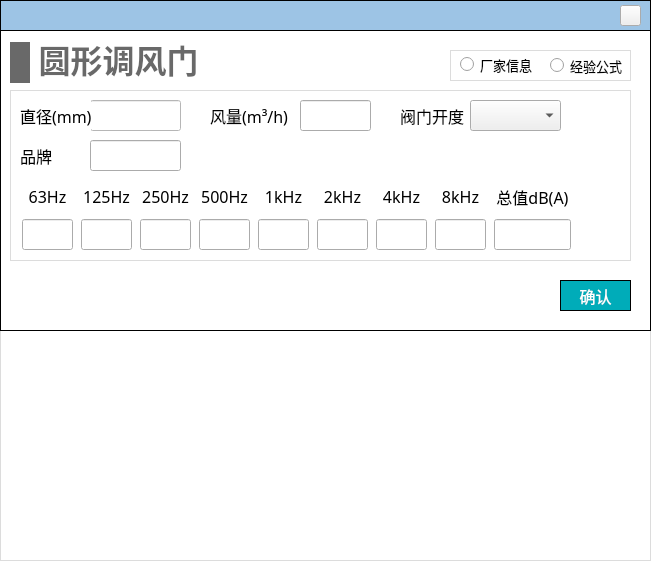
First picture: the form in NoiseCalSoft/inputDialog/dialog_circular_damper.ui, repository haobana/NoiCal, before the edit.
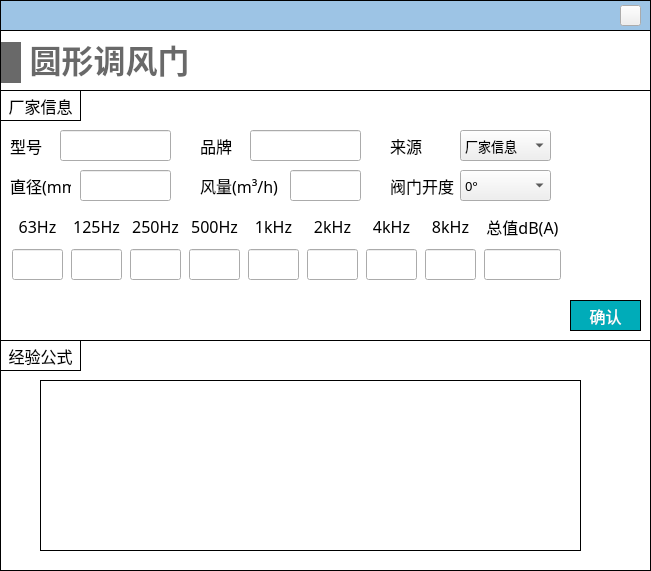
Second picture: the form after the edit. Icons and pictures are not drawn.

Patch:
```diff
--- a/NoiseCalSoft/inputDialog/dialog_circular_damper.ui
+++ b/NoiseCalSoft/inputDialog/dialog_circular_damper.ui
@@ -7,7 +7,7 @@
     <x>0</x>
     <y>0</y>
     <width>651</width>
-    <height>561</height>
+    <height>571</height>
    </rect>
   </property>
   <property name="windowTitle">
@@ -37,7 +37,7 @@
      <x>0</x>
      <y>30</y>
      <width>651</width>
-     <height>301</height>
+     <height>311</height>
     </rect>
    </property>
    <property name="styleSheet">
@@ -49,16 +49,16 @@
    <widget class="QWidget" name="widget_2" native="true">
     <property name="geometry">
      <rect>
-      <x>10</x>
+      <x>0</x>
       <y>60</y>
-      <width>621</width>
-      <height>171</height>
+      <width>651</width>
+      <height>251</height>
      </rect>
     </property>
     <property name="styleSheet">
      <string notr="true">#widget_2
 {
-border: 1px solid #DCDCDC;
+border: 1px solid #000000;
 }
 
 QLabel
@@ -75,9 +75,9 @@
     <widget class="QLineEdit" name="lineEdit_brand">
      <property name="geometry">
       <rect>
-       <x>80</x>
-       <y>50</y>
-       <width>91</width>
+       <x>250</x>
+       <y>40</y>
+       <width>111</width>
        <height>31</height>
       </rect>
      </property>
@@ -92,7 +92,7 @@
      <property name="geometry">
       <rect>
        <x>290</x>
-       <y>10</y>
+       <y>80</y>
        <width>71</width>
        <height>31</height>
       </rect>
@@ -107,8 +107,8 @@
     <widget class="QLabel" name="label_4">
      <property name="geometry">
       <rect>
-       <x>10</x>
-       <y>50</y>
+       <x>200</x>
+       <y>40</y>
        <width>41</width>
        <height>31</height>
       </rect>
@@ -127,7 +127,7 @@
      <property name="geometry">
       <rect>
        <x>200</x>
-       <y>10</y>
+       <y>80</y>
        <width>81</width>
        <height>31</height>
       </rect>
@@ -146,7 +146,7 @@
      <property name="geometry">
       <rect>
        <x>390</x>
-       <y>10</y>
+       <y>80</y>
        <width>71</width>
        <height>31</height>
       </rect>
@@ -165,7 +165,7 @@
      <property name="geometry">
       <rect>
        <x>460</x>
-       <y>10</y>
+       <y>80</y>
        <width>91</width>
        <height>31</height>
       </rect>
@@ -176,102 +176,53 @@
        <pointsize>-1</pointsize>
       </font>
      </property>
-    </widget>
-    <widget class="QStackedWidget" name="stackedWidget_input">
-     <property name="geometry">
-      <rect>
-       <x>10</x>
-       <y>10</y>
-       <width>161</width>
-       <height>31</height>
-      </rect>
+     <property name="layoutDirection">
+      <enum>Qt::LeftToRight</enum>
      </property>
-     <property name="styleSheet">
-      <string notr="true">background-color: rgb(255, 255, 255);</string>
+     <property name="sizeAdjustPolicy">
+      <enum>QComboBox::AdjustToContentsOnFirstShow</enum>
      </property>
-     <property name="currentIndex">
-      <number>0</number>
-     </property>
-     <widget class="QWidget" name="page_formula">
-      <widget class="QLineEdit" name="lineEdit_diameter">
-       <property name="geometry">
-        <rect>
-         <x>70</x>
-         <y>0</y>
-         <width>91</width>
-         <height>31</height>
-        </rect>
-       </property>
-       <property name="font">
-        <font>
-         <family>黑体</family>
-         <pointsize>-1</pointsize>
-        </font>
-       </property>
-      </widget>
-      <widget class="QLabel" name="label_13">
-       <property name="geometry">
-        <rect>
-         <x>0</x>
-         <y>0</y>
-         <width>71</width>
-         <height>31</height>
-        </rect>
-       </property>
-       <property name="font">
-        <font>
-         <family>黑体</family>
-         <pointsize>-1</pointsize>
-        </font>
-       </property>
+     <item>
+      <property name="text">
+       <string>0°</string>
+      </property>
+     </item>
+     <item>
+      <property name="text">
+       <string>15°</string>
+      </property>
+     </item>
+     <item>
+      <property name="text">
+       <string>30°</string>
+      </property>
+     </item>
+     <item>
+      <property name="text">
+       <string>45°</string>
+      </property>
+     </item>
+     <item>
+      <property name="text">
+       <string>60°</string>
+      </property>
+     </item>
+     <item>
        <property name="text">
-        <string>直径(mm)</string>
-       </property>
-      </widget>
-     </widget>
-     <widget class="QWidget" name="page_known">
-      <widget class="QLabel" name="label_16">
-       <property name="geometry">
-        <rect>
-         <x>0</x>
-         <y>0</y>
-         <width>31</width>
-         <height>31</height>
-        </rect>
-       </property>
-       <property name="font">
-        <font>
-         <family>黑体</family>
-         <pointsize>-1</pointsize>
-        </font>
-       </property>
+       <string>75°</string>
+      </property>
+     </item>
+     <item>
        <property name="text">
-        <string>型号</string>
-       </property>
-      </widget>
-      <widget class="QLineEdit" name="lineEdit_model">
-       <property name="geometry">
-        <rect>
-         <x>70</x>
-         <y>0</y>
-         <width>91</width>
-         <height>31</height>
-        </rect>
-       </property>
-       <property name="font">
-        <font>
-         <family>黑体</family>
-         <pointsize>-1</pointsize>
-        </font>
-       </property>
-      </widget>
-     </widget>
+       <string>90°</string>
+      </property>
+     </item>
     </widget>
     <widget class="QWidget" name="layoutWidget_3">
      <property name="geometry">
       <rect>
        <x>10</x>
-       <y>90</y>
+       <y>120</y>
        <width>561</width>
        <height>72</height>
       </rect>
@@ -798,12 +749,71 @@
       </item>
      </layout>
     </widget>
+    <widget class="QLabel" name="label_14">
+     <property name="geometry">
+      <rect>
+       <x>10</x>
+       <y>80</y>
+       <width>61</width>
+       <height>31</height>
+      </rect>
+     </property>
+     <property name="font">
+      <font>
+       <family>黑体</family>
+       <pointsize>-1</pointsize>
+      </font>
+     </property>
+     <property name="text">
+      <string>直径(mm)</string>
+     </property>
+    </widget>
+    <widget class="QLineEdit" name="lineEdit_diameter">
+     <property name="geometry">
+      <rect>
+       <x>80</x>
+       <y>80</y>
+       <width>91</width>
+       <height>31</height>
+      </rect>
+     </property>
+     <property name="font">
+      <font>
+       <family>黑体</family>
+       <pointsize>-1</pointsize>
+      </font>
+     </property>
+    </widget>
+    <widget class="QLabel" name="label_17">
+     <property name="geometry">
+      <rect>
+       <x>0</x>
+       <y>0</y>
+       <width>81</width>
+       <height>31</height>
+      </rect>
+     </property>
+     <property name="font">
+      <font>
+       <family>黑体</family>
+       <pointsize>-1</pointsize>
+      </font>
+     </property>
+     <property name="styleSheet">
+      <string notr="true">border: 1px solid #000000;</string>
+     </property>
+     <property name="text">
+      <string>厂家信息</string>
+     </property>
+     <property name="alignment">
+      <set>Qt::AlignCenter</set>
+     </property>
    </widget>
    <widget class="QPushButton" name="pushButton_confirm">
     <property name="geometry">
      <rect>
-      <x>560</x>
-      <y>250</y>
+       <x>570</x>
+       <y>210</y>
       <width>71</width>
       <height>31</height>
      </rect>
@@ -834,64 +844,91 @@
      <string>确认</string>
     </property>
    </widget>
-   <widget class="QWidget" name="widget_7" native="true">
+    <widget class="QLineEdit" name="lineEdit_model">
     <property name="geometry">
      <rect>
-      <x>450</x>
-      <y>20</y>
-      <width>181</width>
+       <x>60</x>
+       <y>40</y>
+       <width>111</width>
       <height>31</height>
      </rect>
     </property>
-    <property name="styleSheet">
-     <string notr="true">#widget_7
-{
-border: 1px solid #DCDCDC;
-}</string>
-    </property>
-    <widget class="QRadioButton" name="radioButton_known">
+     <property name="font">
+      <font>
+       <family>黑体</family>
+       <pointsize>-1</pointsize>
+      </font>
+     </property>
+    </widget>
+    <widget class="QLabel" name="label_6">
      <property name="geometry">
       <rect>
        <x>10</x>
-       <y>-1</y>
-       <width>81</width>
+       <y>40</y>
+       <width>41</width>
        <height>31</height>
       </rect>
      </property>
      <property name="font">
       <font>
        <family>黑体</family>
-       <pointsize>10</pointsize>
+       <pointsize>-1</pointsize>
       </font>
      </property>
+     <property name="text">
+      <string>型号</string>
+     </property>
+    </widget>
+    <widget class="QComboBox" name="comboBox_data_source">
+     <property name="geometry">
+      <rect>
+       <x>460</x>
+       <y>40</y>
+       <width>91</width>
+       <height>31</height>
+      </rect>
+     </property>
+     <property name="font">
+      <font>
+       <family>Microsoft YaHei</family>
+       <pointsize>-1</pointsize>
+      </font>
+     </property>
+     <item>
      <property name="text">
       <string>厂家信息</string>
      </property>
+     </item>
+     <item>
+      <property name="text">
+       <string>设计预估</string>
+      </property>
+     </item>
     </widget>
-    <widget class="QRadioButton" name="radioButton_formula">
+    <widget class="QLabel" name="label_7">
      <property name="geometry">
       <rect>
-       <x>100</x>
-       <y>0</y>
-       <width>81</width>
+       <x>390</x>
+       <y>40</y>
+       <width>71</width>
        <height>31</height>
       </rect>
      </property>
      <property name="font">
       <font>
        <family>黑体</family>
-       <pointsize>10</pointsize>
+       <pointsize>-1</pointsize>
       </font>
      </property>
      <property name="text">
-      <string>经验公式</string>
+      <string>来源</string>
      </property>
     </widget>
    </widget>
    <widget class="QWidget" name="layoutWidget_6">
     <property name="geometry">
      <rect>
-      <x>10</x>
+      <x>1</x>
       <y>10</y>
       <width>191</width>
       <height>45</height>
@@ -995,55 +1032,23 @@
     </property>
    </widget>
   </widget>
-  <widget class="QStackedWidget" name="stackedWidget_descri">
+  <widget class="QWidget" name="widget" native="true">
    <property name="geometry">
     <rect>
      <x>0</x>
-     <y>330</y>
+     <y>340</y>
      <width>651</width>
      <height>231</height>
     </rect>
    </property>
-   <property name="minimumSize">
-    <size>
-     <width>651</width>
-     <height>231</height>
-    </size>
-   </property>
    <property name="styleSheet">
-    <string notr="true">background-color: rgb(255, 255, 255);</string>
-   </property>
-   <property name="currentIndex">
-    <number>1</number>
-   </property>
-   <widget class="QWidget" name="page_white"/>
-   <widget class="QWidget" name="page_descri">
-    <widget class="QWidget" name="widget_6" native="true">
-     <property name="geometry">
-      <rect>
-       <x>0</x>
-       <y>0</y>
-       <width>651</width>
-       <height>231</height>
-      </rect>
-     </property>
-     <property name="minimumSize">
-      <size>
-       <width>651</width>
-       <height>231</height>
-      </size>
-     </property>
-     <property name="styleSheet">
-      <string notr="true">#widget_6
-{
-border: 1px solid #DCDCDC;
-}</string>
+    <string notr="true">border: 1px solid #000000;</string>
      </property>
      <widget class="QLabel" name="label">
       <property name="geometry">
        <rect>
-        <x>10</x>
-        <y>20</y>
+      <x>40</x>
+      <y>40</y>
         <width>541</width>
         <height>171</height>
        </rect>
@@ -1055,7 +1060,27 @@
        <string/>
       </property>
      </widget>
-    </widget>
+   <widget class="QLabel" name="label_16">
+    <property name="geometry">
+     <rect>
+      <x>0</x>
+      <y>0</y>
+      <width>81</width>
+      <height>31</height>
+     </rect>
+    </property>
+    <property name="font">
+     <font>
+      <family>黑体</family>
+      <pointsize>12</pointsize>
+     </font>
+    </property>
+    <property name="text">
+     <string>经验公式</string>
+    </property>
+    <property name="alignment">
+     <set>Qt::AlignCenter</set>
+    </property>
    </widget>
   </widget>
   <zorder>widget_top</zorder>
```
Left out of the diff: 19 changed lines with no effect on the pictures. Lines whose indentation alone changed are shown as unchanged.
